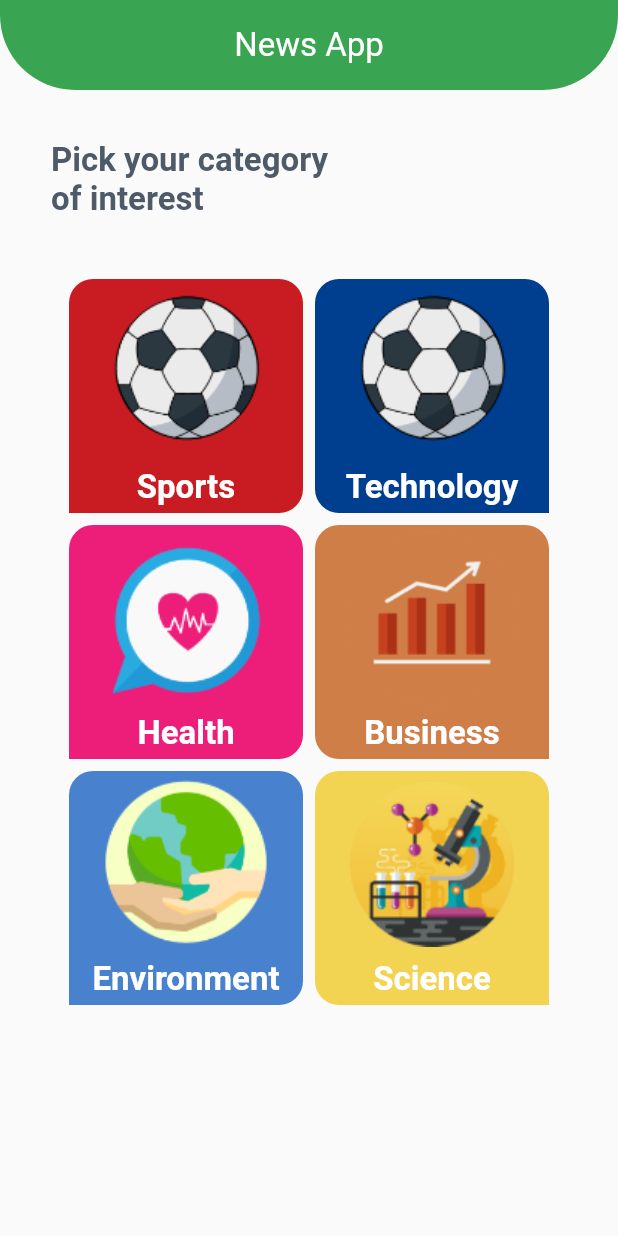
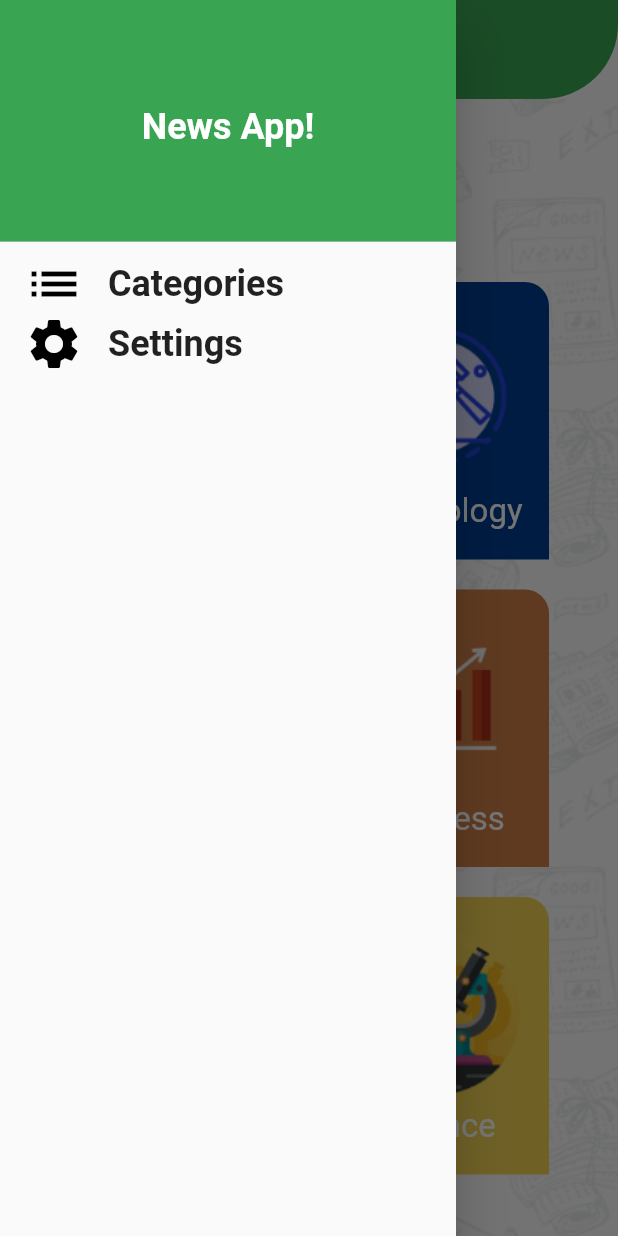
Before and after one commit to youssefmohamed192/news_app, a Flutter app: the screen it shows after launch, with the side drawer open (before the commit the screen has no drawer), on a phone screen of 412 x 824 dp. Run offline on Flutter 3.47's test engine with Material 2 defaults, Android fonts, the phone set to English and light mode, and no system bars; our stand-ins replace cached_network_image.

Commit message:
finished news app.

```diff
--- a/lib/data/api/api_manager.dart
+++ b/lib/data/api/api_manager.dart
@@ -7,9 +7,9 @@ abstract class ApiManager {
   static const String baseUrl = "newsapi.org";
   static const String apiKey = "3d03b8562f86476ab7756e091312ef2c";
 
-  static Future<List<Source>> getSources() async {
+  static Future<List<Source>> getSources(String category) async {
     Uri url =
-        Uri.parse("https://$baseUrl/v2/top-headlines/sources?apiKey=$apiKey");
+        Uri.parse("https://$baseUrl/v2/top-headlines/sources?apiKey=$apiKey&category=$category");
     Response response = await get(url);
     Map json = jsonDecode(response.body);
     SourcesResponse sourcesResponse = SourcesResponse.fromJson(json);
--- a/lib/data/model/category_dm.dart
+++ b/lib/data/model/category_dm.dart
@@ -21,7 +21,7 @@ class CategoryDM {
         id: "sports", title: "Sports", imagePath: AppAssets.ballImage,
         backgroundColor: AppColors.red, isLeft: true),
     CategoryDM(
-        id: "technology", title: "Technology", imagePath: AppAssets.ballImage,
+        id: "technology", title: "Technology", imagePath: AppAssets.politicsImage,
         backgroundColor: AppColors.blue, isLeft: false),
     CategoryDM(
         id: "health", title: "Health", imagePath: AppAssets.healthImage,
--- a/lib/ui/screens/home/tabs/Categories/categories_tab.dart
+++ b/lib/ui/screens/home/tabs/Categories/categories_tab.dart
@@ -4,7 +4,9 @@ import 'package:news_app/utils/app_colors.dart';
 import 'package:news_app/widget/category_widget.dart';
 
 class CategoriesTab extends StatelessWidget {
-  const CategoriesTab({super.key});
+  final Function(CategoryDM) onCategoryClick;
+
+  const CategoriesTab({super.key, required this.onCategoryClick});
 
   @override
   Widget build(BuildContext context) {
@@ -20,7 +22,7 @@ class CategoriesTab extends StatelessWidget {
             style: Theme.of(context)
                 .textTheme
                 .bodyMedium!
-                .copyWith(color: AppColors.accent),
+                .copyWith(color: AppColors.accent, fontWeight: FontWeight.bold),
           ),
           Text(
             "of interest",
@@ -30,19 +32,25 @@ class CategoriesTab extends StatelessWidget {
                 .bodyMedium!
                 .copyWith(color: AppColors.accent),
           ),
-          const SizedBox(height: 28),
+          const SizedBox(height: 24),
           Expanded(
             child: Padding(
               padding: const EdgeInsets.all(12.0),
               child: GridView.builder(
                   itemCount: CategoryDM.categories.length,
                   gridDelegate: const SliverGridDelegateWithFixedCrossAxisCount(
-                    crossAxisCount: 2,
-                    crossAxisSpacing: 8,
-                    mainAxisSpacing: 8,
-                  ),
-                  itemBuilder: (context, index){
-                    return CategoryWidget(categoryDM: CategoryDM.categories[index],);
+                      crossAxisCount: 2,
+                      crossAxisSpacing: 24,
+                      mainAxisSpacing: 20,
+                      childAspectRatio: 0.8 / 1),
+                  itemBuilder: (context, index) {
+                    return InkWell(
+                        onTap: () {
+                          onCategoryClick(CategoryDM.categories[index]);
+                        },
+                        child: CategoryWidget(
+                          categoryDM: CategoryDM.categories[index],
+                        ));
                   }),
             ),
           )
--- a/lib/ui/screens/home/tabs/news/news_tab.dart
+++ b/lib/ui/screens/home/tabs/news/news_tab.dart
@@ -8,7 +8,8 @@ import 'package:news_app/utils/app_colors.dart';
 import 'package:news_app/utils/app_theme.dart';
 
 class NewsTab extends StatefulWidget {
-  const NewsTab({super.key});
+  final String categoryId;
+  const NewsTab({super.key, required this.categoryId});
 
   @override
   State<NewsTab> createState() => _NewsTabState();
@@ -20,7 +21,7 @@ class _NewsTabState extends State<NewsTab> {
   @override
   Widget build(BuildContext context) {
     return FutureBuilder(
-        future: ApiManager.getSources(),
+        future: ApiManager.getSources(widget.categoryId),
         builder: (context, snapShot) {
           if (snapShot.hasData) {
             return buildTabs(snapShot.data!);
--- a/lib/ui/screens/home_screen.dart
+++ b/lib/ui/screens/home_screen.dart
@@ -1,19 +1,111 @@
 import 'package:flutter/material.dart';
+import 'package:news_app/data/model/category_dm.dart';
 import 'package:news_app/ui/screens/home/tabs/Categories/categories_tab.dart';
 import 'package:news_app/ui/screens/home/tabs/news/news_tab.dart';
+import 'package:news_app/ui/screens/home/tabs/settings/settings_tab.dart';
+import 'package:news_app/utils/app_assets.dart';
+import 'package:news_app/utils/app_colors.dart';
 
-class HomeScreen extends StatelessWidget {
+class HomeScreen extends StatefulWidget {
   static const String routeName = "home";
 
   const HomeScreen({super.key});
 
   @override
+  State<HomeScreen> createState() => _HomeScreenState();
+}
+
+class _HomeScreenState extends State<HomeScreen> {
+  late Widget currentTab;
+
+  @override
+  void initState() {
+    super.initState();
+    currentTab = CategoriesTab(onCategoryClick: onCategoryClick);
+  }
+
+  @override
   Widget build(BuildContext context) {
-    return Scaffold(
-      appBar: AppBar(
-        title: const Text("News App"),
+    return WillPopScope(
+      onWillPop: () {
+        if (currentTab is! CategoriesTab) {
+          currentTab = CategoriesTab(
+            onCategoryClick: onCategoryClick,
+          );
+          setState(() {});
+          return Future.value(false);
+        } else {
+          return Future.value(true);
+        }
+      },
+      child: Scaffold(
+        drawer: buildDrawer(context),
+        appBar: AppBar(
+          title: const Text("News App"),
+        ),
+        body: Stack(
+          children: [
+            Image.asset(AppAssets.patternImage,
+                fit: BoxFit.cover, width: double.infinity),
+            currentTab,
+          ],
+        ),
       ),
-      body: CategoriesTab(),
+    );
+  }
+
+  onCategoryClick(CategoryDM categoryDM) {
+    currentTab = NewsTab(categoryId: categoryDM.id);
+    setState(() {});
+  }
+
+  Widget buildDrawer(BuildContext context) => Drawer(
+        child: Column(
+          children: [
+            DrawerHeader(
+                decoration: const BoxDecoration(color: AppColors.primary),
+                child: Center(
+                    child: Text(
+                  "News App!",
+                  style: Theme.of(context)
+                      .textTheme
+                      .bodyLarge!
+                      .copyWith(color: AppColors.white),
+                ))),
+            buildDrawerRow(Icons.list, "Categories", () {
+              currentTab = CategoriesTab(
+                onCategoryClick: onCategoryClick,
+              );
+              setState(() {});
+              Navigator.pop(context);
+            }),
+            buildDrawerRow(Icons.settings, "Settings", () {
+              currentTab = SettingsTab();
+              setState(() {});
+              Navigator.pop(context);
+            }),
+          ],
+        ),
+      );
+
+  Widget buildDrawerRow(IconData iconData, String title, Function onClick) {
+    return InkWell(
+      onTap: () => onClick(),
+      child: Row(
+        children: [
+          const SizedBox(
+            width: 16,
+          ),
+          Icon(iconData, color: AppColors.black, size: 40),
+          const SizedBox(
+            width: 16,
+          ),
+          Text(
+            title,
+            style: Theme.of(context).textTheme.bodyLarge,
+          ),
+        ],
+      ),
     );
   }
 }
--- a/lib/utils/app_assets.dart
+++ b/lib/utils/app_assets.dart
@@ -7,4 +7,5 @@ abstract class AppAssets{
   static const String healthImage = "${imagePath}health.png";
   static const String politicsImage = "${imagePath}politics.png";
   static const String scienceImage = "${imagePath}science.png";
+  static const String patternImage = "${imagePath}pattern.png";
 }
--- a/lib/utils/app_colors.dart
+++ b/lib/utils/app_colors.dart
@@ -14,4 +14,5 @@ abstract class AppColors{
   static const Color description = Color(0xff42505C);
   static const Color time = Color(0xffA3A3A3);
   static const Color title = Color(0xff79828B);
+  static const Color black = Colors.black;
 }
--- a/lib/utils/app_theme.dart
+++ b/lib/utils/app_theme.dart
@@ -7,7 +7,7 @@ abstract class AppTheme {
 
   static ThemeData lightTheme = ThemeData(
     appBarTheme: const AppBarTheme(
-        toolbarHeight: 60,
+        toolbarHeight: 66,
         titleTextStyle: appBarTextStyle,
         backgroundColor: AppColors.primary,
         centerTitle: true,
--- a/lib/widget/category_widget.dart
+++ b/lib/widget/category_widget.dart
@@ -1,5 +1,6 @@
 import 'package:flutter/material.dart';
 import 'package:news_app/data/model/category_dm.dart';
+import 'package:news_app/utils/app_colors.dart';
 
 class CategoryWidget extends StatelessWidget {
   final CategoryDM categoryDM;
@@ -23,8 +24,13 @@ class CategoryWidget extends StatelessWidget {
           Image.asset(categoryDM.imagePath,
               height: MediaQuery.of(context).size.height * .14),
           const SizedBox(height: 6),
-          Text(categoryDM.title,style: TextStyle(color: Colors.white),),
-
+          Text(
+            categoryDM.title,
+            style: Theme.of(context)
+                .textTheme
+                .bodySmall!
+                .copyWith(color: AppColors.white),
+          ),
         ],
       ),
     );
```
Also changed, not shown: lib/ui/screens/home/tabs/settings/settings_tab.dart (added, +48 -0 lines), assets/images/2.0x/pattern@2x.png (added), assets/images/2.0x/politics@2x.png (renamed from assets/images/2.0x/Politics@2x.png), assets/images/3.0x/pattern@3x.png (added), assets/images/pattern.png (added).
